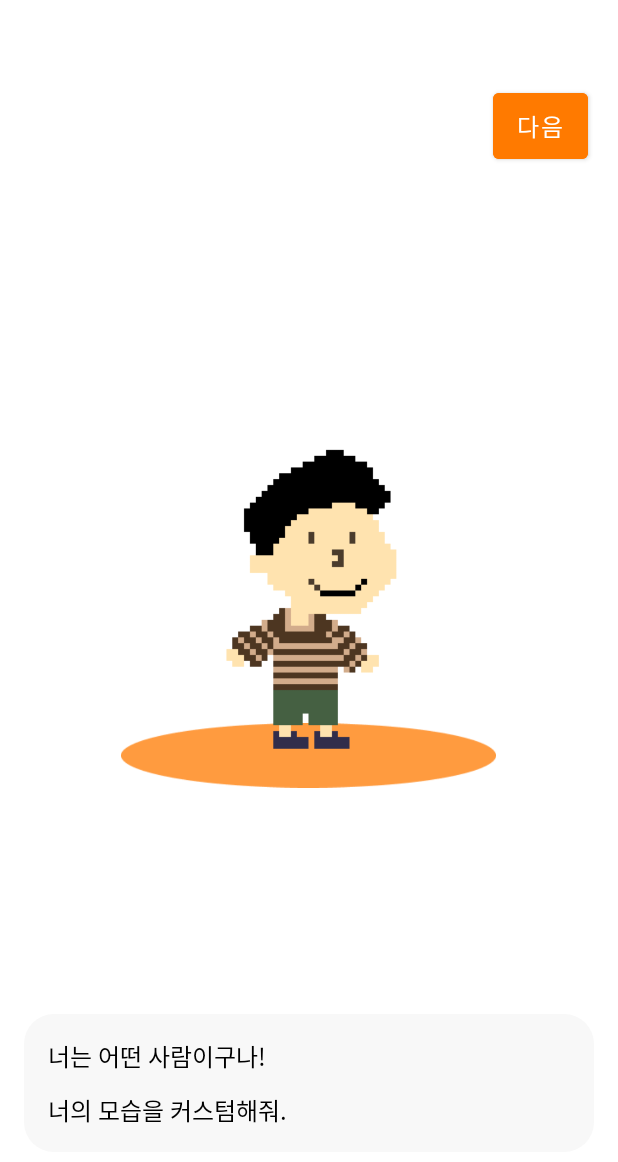
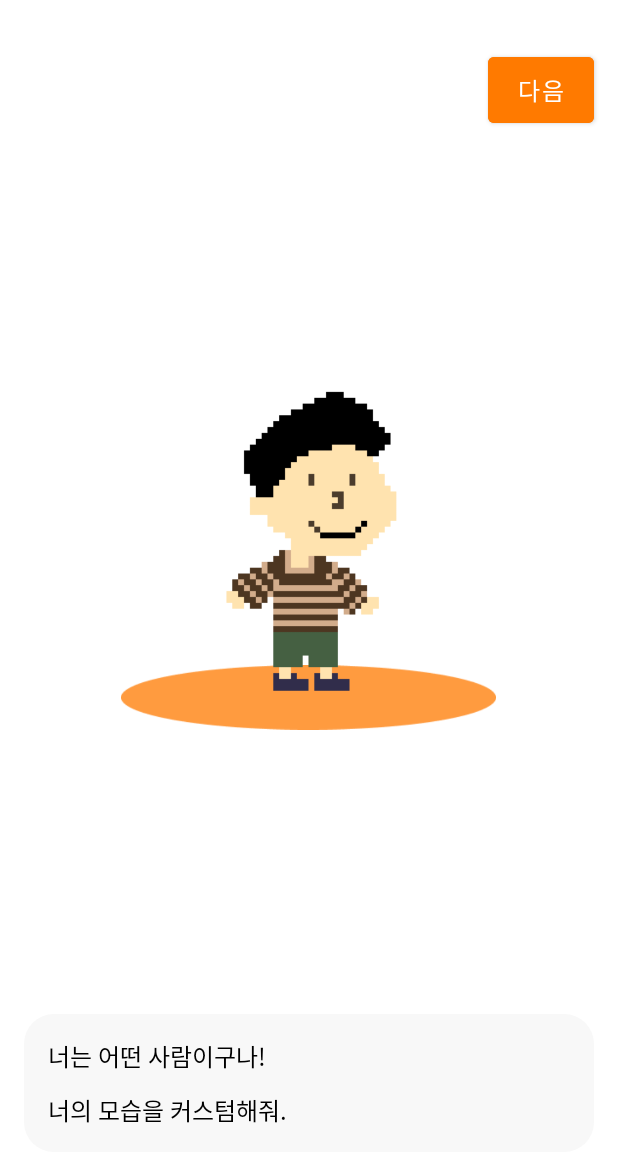
Before and after one commit to yjs616/Taler-android, an Android app: the Tutorial2Activity screen opened directly, with no data from a screen before it, on a phone screen of 412 x 824 dp. Shown: the top 1162 px of the screen. Run offline under Robolectric (Android 15) with nearby library versions, the phone set to English and light mode, and no system bars.

Commit message:
TalerMain/fragment 넣기 전

```diff
--- a/app/src/main/AndroidManifest.xml
+++ b/app/src/main/AndroidManifest.xml
@@ -20,6 +20,12 @@
         android:theme="@style/Theme.Taler"
         tools:targetApi="31">
         <activity
+            android:name=".TalerMain"
+            android:exported="false" />
+        <activity
+            android:name=".MainActivity"
+            android:exported="false" />
+        <activity
             android:name=".Tutorial2Activity"
             android:exported="false" />
         <activity
--- a/app/src/main/java/com/example/taler/Tutorial1Activity.kt
+++ b/app/src/main/java/com/example/taler/Tutorial1Activity.kt
@@ -21,7 +21,7 @@ class Tutorial1Activity : AppCompatActivity(), TextToSpeech.OnInitListener {
 
     //tts
     private lateinit var tts: TextToSpeech
-    private lateinit var voice:Voice
+    private lateinit var voice:Voice         //추후에..
 
     //soundPool
     private lateinit var mSoundPool: SoundPool
@@ -39,14 +39,12 @@ class Tutorial1Activity : AppCompatActivity(), TextToSpeech.OnInitListener {
         //tts
         tts= TextToSpeech(this,this)
 
-
         setSound()
 
         //mediaPlayer
         mp=MediaPlayer.create(this,R.raw.bgm)
         mp.setVolume(0.5f,0.5f)
         mp.start()
-
 
     }
 
@@ -172,7 +170,6 @@ class Tutorial1Activity : AppCompatActivity(), TextToSpeech.OnInitListener {
             rotationYBy(360f)
         }.start()*/
 
-
     }
 
     override fun onPause() {
--- a/app/src/main/res/layout/activity_tutorial2.xml
+++ b/app/src/main/res/layout/activity_tutorial2.xml
@@ -1,39 +1,44 @@
 <?xml version="1.0" encoding="utf-8"?>
-<LinearLayout xmlns:android="http://schemas.android.com/apk/res/android"
+<androidx.constraintlayout.widget.ConstraintLayout xmlns:android="http://schemas.android.com/apk/res/android"
     xmlns:app="http://schemas.android.com/apk/res-auto"
     xmlns:tools="http://schemas.android.com/tools"
-    android:id="@+id/tutorial2_layout"
+    android:id="@+id/tutorial1_layout"
     android:layout_width="match_parent"
     android:layout_height="match_parent"
-    android:orientation="vertical"
-    tools:context=".Tutorial2Activity">
-
+    tools:context=".Tutorial1Activity">
 
     <Button
         android:id="@+id/tutorial2_next_btn"
-        android:layout_width="wrap_content"
-        android:layout_height="0dp"
-        android:layout_gravity="end"
-        android:layout_marginTop="?attr/actionBarSize"
-        android:layout_marginEnd="20dp"
-        android:layout_weight="1"
+        android:layout_width="0dp"
+        android:layout_height="wrap_content"
+        android:layout_marginTop="32dp"
+        android:layout_marginEnd="16dp"
+        android:layout_marginStart="325dp"
+        android:padding="10dp"
         android:backgroundTint="#FF7A00"
-        android:minWidth="0dp"
         android:text="다음"
-        android:textSize="16dp"></Button>
+        android:textSize="16dp"
+        app:layout_constraintTop_toTopOf="parent"
+        app:layout_constraintEnd_toEndOf="parent"
+        app:layout_constraintStart_toStartOf="parent"></Button>
 
     <FrameLayout
         android:id="@+id/tutorial2_character"
-        android:layout_width="match_parent"
-        android:layout_height="0dp"
-        android:layout_weight="10">
+        android:layout_width="0dp"
+        android:layout_height="500dp"
+        app:layout_constraintStart_toStartOf="parent"
+        app:layout_constraintEnd_toEndOf="parent"
+        app:layout_constraintTop_toBottomOf="@id/tutorial2_next_btn"
+        app:layout_constraintBottom_toTopOf="@id/frame_fragment"
+        android:layout_marginTop="140dp"
+        android:layout_marginBottom="104dp">
 
         <ImageView
             android:id="@+id/tutorial2_charater_b"
             android:layout_width="250dp"
             android:layout_height="250dp"
-            android:layout_gravity="center"
-            android:layout_marginTop="110dp"
+            android:layout_gravity="center_horizontal"
+            android:layout_marginTop="190dp"
             android:src="@drawable/tutorial_character_b">
         </ImageView>
 
@@ -41,24 +46,27 @@
             android:id="@+id/tutorial2_charater_m"
             android:layout_width="250dp"
             android:layout_height="250dp"
-            android:layout_gravity="center"
+            android:layout_gravity="center_horizontal"
             android:visibility="visible"
-            android:src="@drawable/tutorial_character_m">
+            android:src="@drawable/tutorial_character_m"
+            android:layout_marginTop="80dp">
         </ImageView>
     </FrameLayout>
 
-
     <FrameLayout
-        android:id="@+id/frame_fragment2"
-        android:layout_width="match_parent"
-        android:layout_height="wrap_content">
+        android:id="@+id/frame_fragment"
+        android:layout_width="0dp"
+        android:layout_height="wrap_content"
+        app:layout_constraintStart_toStartOf="parent"
+        app:layout_constraintEnd_toEndOf="parent"
+        app:layout_constraintBottom_toBottomOf="parent"
+        android:layout_marginStart="16dp"
+        android:layout_marginEnd="16dp">
 
         <TextView
             android:id="@+id/tutorial2_txt"
             android:layout_width="match_parent"
             android:layout_height="wrap_content"
-            android:layout_marginStart="16dp"
-            android:layout_marginEnd="16dp"
             android:layout_marginBottom="?attr/actionBarSize"
             android:background="@drawable/tutorial_txt_bg"
             android:gravity="center_vertical"
@@ -67,8 +75,5 @@
             android:text="너는 어떤 사람이구나!\n너의 모습을 커스텀해줘."
             android:textColor="@color/black"
             android:textSize="16dp"></TextView>
-
     </FrameLayout>
-
-
-</LinearLayout>
+</androidx.constraintlayout.widget.ConstraintLayout>
--- a/app/src/main/res/values/colors.xml
+++ b/app/src/main/res/values/colors.xml
@@ -7,4 +7,6 @@
     <color name="teal_700">#FF018786</color>
     <color name="black">#FF000000</color>
     <color name="white">#FFFFFFFF</color>
+
+    <color name="orange">#FF7A00</color>
 </resources>
--- a/app/src/main/res/values/themes.xml
+++ b/app/src/main/res/values/themes.xml
@@ -2,7 +2,7 @@
     <!-- Base application theme. -->
     <style name="Theme.Taler" parent="Theme.MaterialComponents.DayNight.NoActionBar">
         <!-- Primary brand color. -->
-        <item name="colorPrimary">@color/purple_500</item>
+        <item name="colorPrimary">@color/orange</item>
         <item name="colorPrimaryVariant">@color/white</item>
         <item name="colorOnPrimary">@color/white</item>
         <!-- Secondary brand color. -->
@@ -13,4 +13,9 @@
         <item name="android:statusBarColor" tools:targetApi="l">?attr/colorPrimaryVariant</item>
         <!-- Customize your theme here. -->
     </style>
+
+    <style name="NavigationViewOwnStyle">
+        <item name="android:textSize">16dp</item>
+        <item name="android:textStyle">bold</item>
+    </style>
 </resources>
```
Also changed, not shown: app/src/main/java/com/example/taler/MainActivity.kt (added, +14 -0 lines), app/src/main/java/com/example/taler/MainWordFragment.kt (added, +30 -0 lines), app/src/main/java/com/example/taler/TalerMain.kt (added, +24 -0 lines), app/src/main/java/com/example/taler/Tutorial2Activity.kt (+6 -3 lines), app/src/main/res/layout/activity_main.xml (added, +9 -0 lines), app/src/main/res/layout/activity_taler_main.xml (added, +90 -0 lines), app/src/main/res/layout/activity_tutorial1.xml (+33 -28 lines), app/src/main/res/layout/fragment_main_word.xml (added, +8 -0 lines), app/src/main/res/menu/main_bottom_nav.xml (added, +13 -0 lines).
